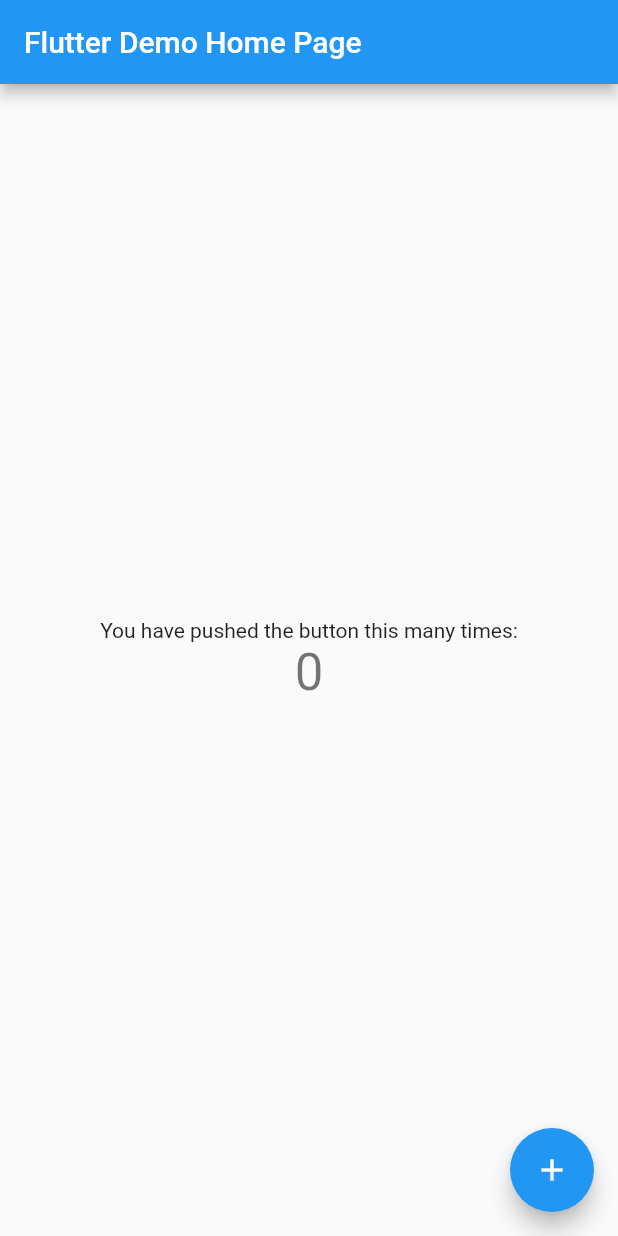
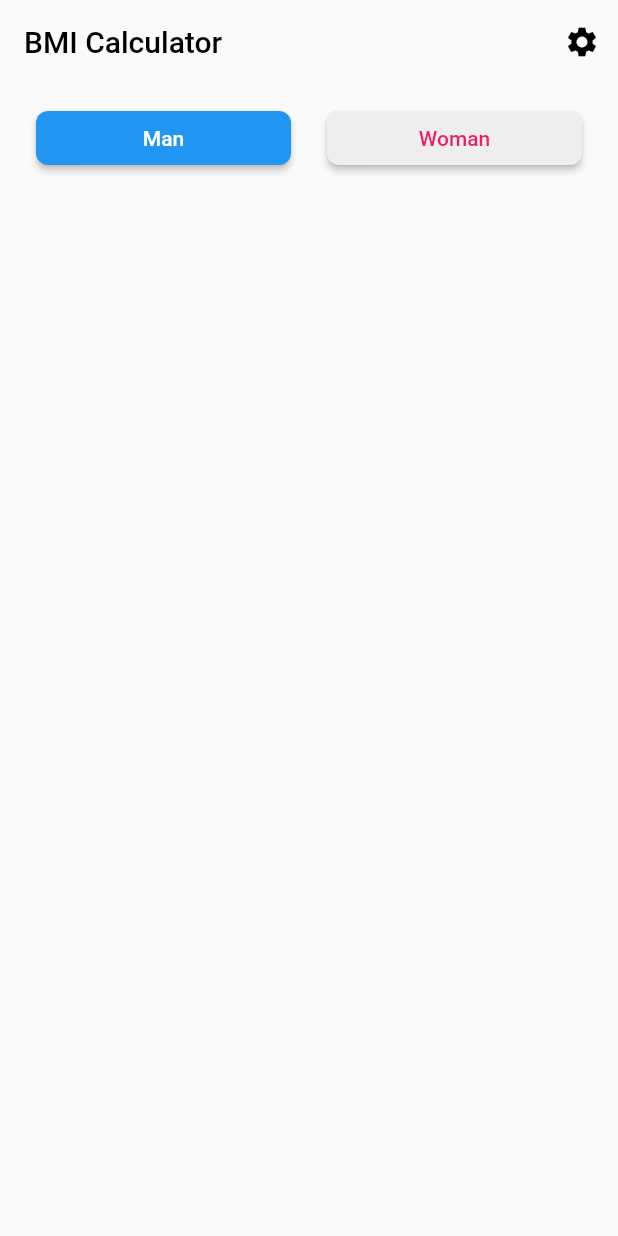
Before and after one commit to KHALMATOV-FARRUKH/bmi_calculator_app-, a Flutter app: the screen it shows after launch, on a phone screen of 412 x 824 dp. Run offline on Flutter 3.47's test engine with Material 2 defaults, Android fonts, the phone set to English and light mode, and no system bars.

Commit message:
Adding male and female buttons

```diff
--- a/lib/main.dart
+++ b/lib/main.dart
@@ -11,105 +11,101 @@ class MyApp extends StatelessWidget {
   @override
   Widget build(BuildContext context) {
     return MaterialApp(
-      title: 'Flutter Demo',
-      theme: ThemeData(
-        // This is the theme of your application.
-        //
-        // Try running your application with "flutter run". You'll see the
-        // application has a blue toolbar. Then, without quitting the app, try
-        // changing the primarySwatch below to Colors.green and then invoke
-        // "hot reload" (press "r" in the console where you ran "flutter run",
-        // or simply save your changes to "hot reload" in a Flutter IDE).
-        // Notice that the counter didn't reset back to zero; the application
-        // is not restarted.
-        primarySwatch: Colors.blue,
-      ),
-      home: const MyHomePage(title: 'Flutter Demo Home Page'),
+      home: BmiCalculator(),
     );
   }
 }
 
-class MyHomePage extends StatefulWidget {
-  const MyHomePage({super.key, required this.title});
-
-  // This widget is the home page of your application. It is stateful, meaning
-  // that it has a State object (defined below) that contains fields that affect
-  // how it looks.
-
-  // This class is the configuration for the state. It holds the values (in this
-  // case the title) provided by the parent (in this case the App widget) and
-  // used by the build method of the State. Fields in a Widget subclass are
-  // always marked "final".
-
-  final String title;
+//Let's start by creating a new Stateful widget
+class BmiCalculator extends StatefulWidget {
+  const BmiCalculator({Key? key}) : super(key: key);
 
   @override
-  State<MyHomePage> createState() => _MyHomePageState();
+  State<BmiCalculator> createState() => _BmiCalculatorState();
 }
 
-class _MyHomePageState extends State<MyHomePage> {
-  int _counter = 0;
+class _BmiCalculatorState extends State<BmiCalculator> {
+  // Here I'm going to declare a varibale for our custom radio button
+  int currentindex = 0;
 
-  void _incrementCounter() {
+  @override
+  Widget build(BuildContext context) {
+    return Container(
+      child: Scaffold(
+        //First we will create a simple app bar
+        appBar: AppBar(
+          title: const Text(
+            "BMI Calculator",
+            style: TextStyle(color: Colors.black),
+          ),
+          elevation: 0.0,
+          backgroundColor: Color(0xfffafafa),
+          actions: [
+            IconButton(
+              onPressed: () {},
+              icon: const Icon(
+                Icons.settings,
+                color: Colors.black,
+              ),
+            ),
+          ],
+        ),
+        //Now let's start by creating the body of the app
+        // We will wrap all the body inside a SingleScrollChild widget
+        body: SingleChildScrollView(
+          child: Padding(
+            padding: EdgeInsets.all(12.0),
+            child: Column(
+              children: [
+                Row(
+                  children: [
+                    radioButton("Man", Colors.blue, 0),
+                    radioButton("Woman", Colors.pink, 1),
+                  ],
+                )
+              ],
+            ),
+          ),
+        ),
+      ),
+    );
+  }
+
+  // and here I'm going to declare a function to change the index value on button pressed
+  void changeIndex(int index) {
     setState(() {
-      // This call to setState tells the Flutter framework that something has
-      // changed in this State, which causes it to rerun the build method below
-      // so that the display can reflect the updated values. If we changed
-      // _counter without calling setState(), then the build method would not be
-      // called again, and so nothing would appear to happen.
-      _counter++;
+      currentindex = index;
     });
   }
 
-  @override
-  Widget build(BuildContext context) {
-    // This method is rerun every time setState is called, for instance as done
-    // by the _incrementCounter method above.
-    //
-    // The Flutter framework has been optimized to make rerunning build methods
-    // fast, so that you can just rebuild anything that needs updating rather
-    // than having to individually change instances of widgets.
-    return Scaffold(
-      appBar: AppBar(
-        // Here we take the value from the MyHomePage object that was created by
-        // the App.build method, and use it to set our appbar title.
-        title: Text(widget.title),
-      ),
-      body: Center(
-        // Center is a layout widget. It takes a single child and positions it
-        // in the middle of the parent.
-        child: Column(
-          // Column is also a layout widget. It takes a list of children and
-          // arranges them vertically. By default, it sizes itself to fit its
-          // children horizontally, and tries to be as tall as its parent.
-          //
-          // Invoke "debug painting" (press "p" in the console, choose the
-          // "Toggle Debug Paint" action from the Flutter Inspector in Android
-          // Studio, or the "Toggle Debug Paint" command in Visual Studio Code)
-          // to see the wireframe for each widget.
-          //
-          // Column has various properties to control how it sizes itself and
-          // how it positions its children. Here we use mainAxisAlignment to
-          // center the children vertically; the main axis here is the vertical
-          // axis because Columns are vertical (the cross axis would be
-          // horizontal).
-          mainAxisAlignment: MainAxisAlignment.center,
-          children: <Widget>[
-            const Text(
-              'You have pushed the button this many times:',
+  //Now I will create a new custom widget
+  Widget radioButton(String value, Color color, int index) {
+    return Expanded(
+      child: Container(
+        // I will add some margins to the container
+        margin: EdgeInsets.symmetric(horizontal: 12.0),
+        child: MaterialButton(
+          // Now I want the color of my button change in function of it's selected or not
+          // this line means if the current index is equalt to the button index then put the color
+          // the main color that we will define otherwise make it grey
+            color: currentindex == index ? color : Colors.grey[200],
+            // let's add some round border
+            shape: RoundedRectangleBorder(
+              borderRadius: BorderRadius.circular(8.0),
             ),
-            Text(
-              '$_counter',
-              style: Theme.of(context).textTheme.headline4,
+          onPressed: () {
+            // when we click the button the current index will have the value of the button's index
+            changeIndex(index);
+          },
+          //i'll apply some modification to the button text color
+          child: Text(
+            value,
+            style: TextStyle(
+              color: currentindex == index ? Colors.white : color,
             ),
-          ],
+          ),
         ),
       ),
-      floatingActionButton: FloatingActionButton(
-        onPressed: _incrementCounter,
-        tooltip: 'Increment',
-        child: const Icon(Icons.add),
-      ), // This trailing comma makes auto-formatting nicer for build methods.
     );
   }
 }
```
